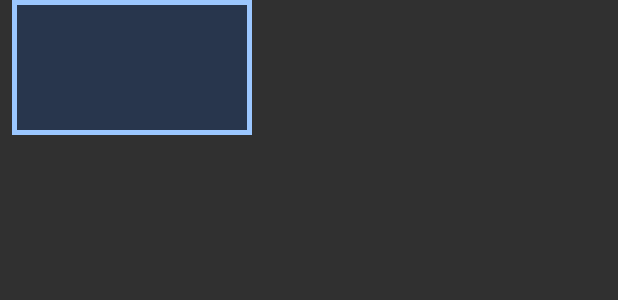
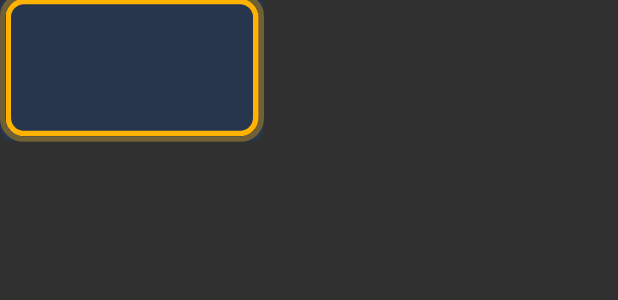
Before and after one commit to rnjnkr/tv-recents, an Android app: the layout switcher_card.xml on its own in the app's theme, with its tools: preview values and no code run, on a phone screen of 412 x 824 dp. Shown: the top 300 px of the screen. Run offline under Robolectric (Android 15) with nearby library versions, the phone set to English and light mode, and no system bars.

Commit message:
Add App info chip and clearer focus highlight (v1.1.0)
- Hold OK on a card for 500 ms to show an "App info" chip beside it; OK on
  the chip opens the app's system info page. The press is timer-based
  (OkPressTracker) because the remote sends no key repeats.
- Focus highlight: thin amber ring flush against rounded cards with a soft
  halo that breathes; other cards are darkened by a scrim, not made
  see-through. The source card stays lit while its chip is open.
- Debug hook can press OK (--es key ok) to test the hold without the remote.
- scripts/setup-signing.sh and a prompt-free sign-release.sh; the keystore
  and its password live in git-ignored keystore/ and keystore.properties.

Co-Authored-By: Claude Sonnet 5.5 <noreply@anthropic.com>

```diff
--- a/app/build.gradle.kts
+++ b/app/build.gradle.kts
@@ -11,8 +11,8 @@ android {
         applicationId = "dev.ranjan.tvrecents"
         minSdk = 28
         targetSdk = 35
-        versionCode = 1
-        versionName = "1.0.0"
+        versionCode = 2
+        versionName = "1.1.0"
     }
 
     buildTypes {
--- /dev/null
+++ b/app/src/main/res/drawable/switcher_app_info_chip.xml
@@ -0,0 +1,6 @@
+<?xml version="1.0" encoding="utf-8"?>
+<shape xmlns:android="http://schemas.android.com/apk/res/android" android:shape="rectangle">
+    <solid android:color="#28364D" />
+    <stroke android:width="2dp" android:color="#FFB300" />
+    <corners android:radius="20dp" />
+</shape>
--- /dev/null
+++ b/app/src/main/res/drawable/switcher_card_bg.xml
@@ -0,0 +1,5 @@
+<?xml version="1.0" encoding="utf-8"?>
+<shape xmlns:android="http://schemas.android.com/apk/res/android">
+    <solid android:color="#28364D" />
+    <corners android:radius="8dp" />
+</shape>
--- a/app/src/main/res/drawable/switcher_card_focus.xml
+++ /dev/null
@@ -1,10 +0,0 @@
-<?xml version="1.0" encoding="utf-8"?>
-<selector xmlns:android="http://schemas.android.com/apk/res/android">
-    <item android:state_focused="true">
-        <shape android:shape="rectangle">
-            <solid android:color="@android:color/transparent" />
-            <stroke android:width="3dp" android:color="#9BC7FF" />
-        </shape>
-    </item>
-    <item android:drawable="@android:color/transparent" />
-</selector>
--- a/app/src/main/res/layout/switcher_card.xml
+++ b/app/src/main/res/layout/switcher_card.xml
@@ -1,20 +1,30 @@
 <?xml version="1.0" encoding="utf-8"?>
-<FrameLayout xmlns:android="http://schemas.android.com/apk/res/android"
+<view xmlns:android="http://schemas.android.com/apk/res/android"
+    class="dev.ranjan.tvrecents.SwitcherCard"
     android:layout_width="160dp"
     android:layout_height="90dp"
     android:layout_marginHorizontal="8dp"
-    android:background="#28364D"
+    android:clipChildren="false"
+    android:clipToPadding="false"
     android:defaultFocusHighlightEnabled="false"
     android:focusable="true"
-    android:focusableInTouchMode="true"
-    android:foreground="@drawable/switcher_card_focus">
+    android:focusableInTouchMode="true">
+
+    <FrameLayout
+        android:id="@+id/card_content"
+        android:layout_width="match_parent"
+        android:layout_height="match_parent"
+        android:background="@drawable/switcher_card_bg"
+        android:clipToOutline="true"
+        android:outlineProvider="background">
+
 
     <ImageView
         android:id="@+id/card_banner"
         android:layout_width="match_parent"
         android:layout_height="match_parent"
         android:importantForAccessibility="no"
-        android:scaleType="fitCenter"
+        android:scaleType="centerCrop"
         android:visibility="gone" />
 
     <LinearLayout
@@ -43,4 +53,25 @@
             android:textColor="#FFFFFF"
             android:textSize="16sp" />
     </LinearLayout>
-</FrameLayout>
+    </FrameLayout>
+
+    <FrameLayout
+        android:id="@+id/card_glow"
+        android:layout_width="match_parent"
+        android:layout_height="match_parent"
+        android:layout_margin="-6dp"
+        android:importantForAccessibility="noHideDescendants"
+        android:visibility="invisible">
+
+        <View
+            android:id="@+id/card_halo"
+            android:layout_width="match_parent"
+            android:layout_height="match_parent" />
+
+        <View
+            android:id="@+id/card_ring"
+            android:layout_width="match_parent"
+            android:layout_height="match_parent"
+            android:layout_margin="3dp" />
+    </FrameLayout>
+</view>
--- a/app/src/main/res/values/strings.xml
+++ b/app/src/main/res/values/strings.xml
@@ -8,4 +8,5 @@
     <string name="service_not_enabled">Service not enabled</string>
     <string name="key_filter_warning">May intercept remote buttons too: %1$s</string>
     <string name="no_recent_apps">No recent apps yet</string>
+    <string name="app_info">App info</string>
 </resources>
```
Also changed, not shown: app/src/main/java/dev/ranjan/tvrecents/OkPressTracker.kt (added, +71 -0 lines), app/src/main/java/dev/ranjan/tvrecents/RecentsService.kt (+20 -2 lines), app/src/main/java/dev/ranjan/tvrecents/SwitcherOverlay.kt (+258 -17 lines), app/src/main/res/layout/switcher.xml (+19 -0 lines), 5 other files.
